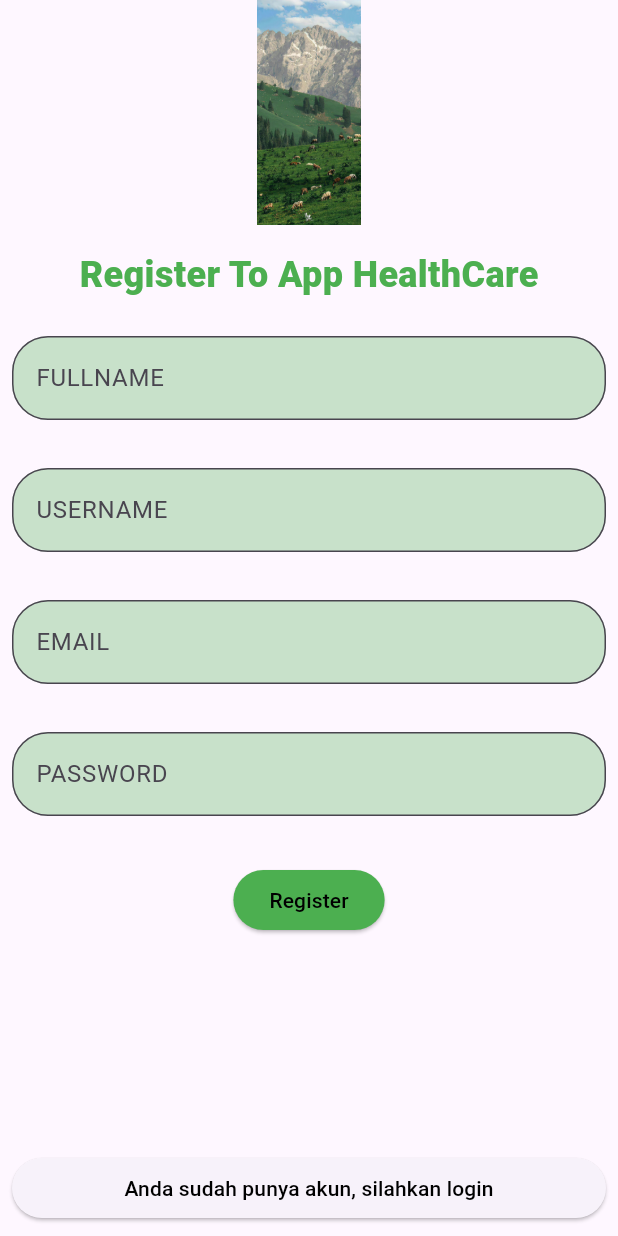
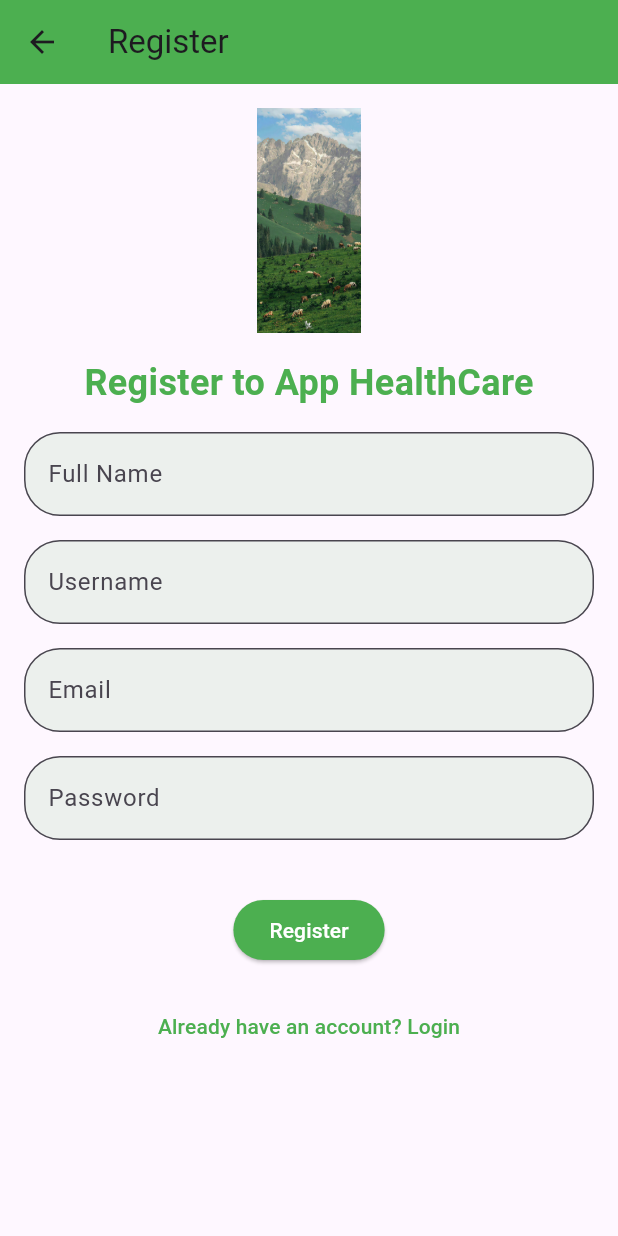
Before and after one commit to MatoriRona/healthy, a Flutter app: the RegisterPage screen opened directly, after a tap on "Register", on a phone screen of 412 x 824 dp. Run offline on Flutter 3.47's test engine with Material 3 defaults, Android fonts, the phone set to English and light mode, and no system bars; our stand-ins replace shared_preferences; accounts and stored records are empty; network calls fail.

```diff
--- a/lib/api/constan.dart
+++ b/lib/api/constan.dart
@@ -1,15 +1,15 @@
 class BaseUrl {
-  static String koneksi            = "http://192.168.1.4/healthyDb/koneksi.php";
-  static String login              = "http://192.168.1.4/healthyDb/login.php";
-  static String register           = "http://192.168.1.4/healthyDb/register.php";
-  static String getBerita          = "http://192.168.1.4/healthyDb/getBerita.php";
-  static String gambar             = "http://192.168.1.4/healthyDb/gambar/";
-  static String ReadPegawai        = "http://192.168.1.4/healthyDb/getPegawai.php";
-  static String DeletePegawai      = "http://192.168.1.4/healthyDb/deletePegawai.php";
-  static String insertPegawai      = "http://192.168.1.4/healthyDb/insertPegawai.php";
-  static String updatePegawai      = "http://192.168.1.4/healthyDb/updatePegawai.php";
-  static String updateUser         = "http://192.168.1.4/healthyDb/updateUser.php";
-  static String getUser            = "http://192.168.1.4/healthyDb/getUser.php";
+  static String koneksi            = "http://192.168.1.8/healthyDb/healthyDb/koneksi.php";
+  static String login              = "http://192.168.1.8/healthyDb/healthyDb/login.php";
+  static String register           = "http://192.168.1.8/healthyDb/healthyDb/register.php";
+  static String getBerita          = "http://192.168.1.8/healthyDb/healthyDb/getBerita.php";
+  static String gambar             = "http://192.168.1.8/healthyDb/healthyDb/gambar/";
+  static String ReadPegawai        = "http://192.168.1.8/healthyDb/healthyDb/getPegawai.php";
+  static String DeletePegawai      = "http://192.168.1.8/healthyDb/healthyDb/deletePegawai.php";
+  static String insertPegawai      = "http://192.168.1.8/healthyDb/healthyDb/insertPegawai.php";
+  static String updatePegawai      = "http://192.168.1.8/healthyDb/healthyDb/updatePegawai.php";
+  static String updateUser         = "http://192.168.1.8/healthyDb/healthyDb/updateUser.php";
+  static String getUser            = "http://192.168.1.8/healthyDb/healthyDb/getUser.php";
   // static String edituser        = "http://192.168.1.15/healthyDb/editUser.php";
   // static String DeletePegawai   = "http://192.168.1.15/healthyDb/DeletePegawai.php";
   // static String GetUser         = "http://192.168.1.15/healthyDb/getUser.php";
--- a/lib/main.dart
+++ b/lib/main.dart
@@ -1,5 +1,6 @@
 import 'package:flutter/material.dart';
 import 'package:healthy/ui/login_page.dart';
+import 'package:healthy/ui/menu.dart';
 
 void main() {
   runApp(const MyApp());
--- a/lib/ui/register_page.dart
+++ b/lib/ui/register_page.dart
@@ -1,9 +1,7 @@
 import 'dart:convert';
-
 import 'package:flutter/material.dart';
-import 'package:healthy/api/constan.dart';
-import 'package:healthy/ui/login_page.dart';
 import 'package:http/http.dart' as http;
+import 'package:healthy/ui/login_page.dart'; // Sesuaikan dengan rute login page
 
 class RegisterPage extends StatefulWidget {
   const RegisterPage({Key? key}) : super(key: key);
@@ -18,12 +16,12 @@ class _RegisterPageState extends State<RegisterPage> {
   final TextEditingController _emailController = TextEditingController();
   final TextEditingController _passwordController = TextEditingController();
 
+  // URL API untuk register
+  final String _url = "http://192.168.1.8/healthyDb/healthyDb/register.php"; // Ganti dengan URL server Anda
+
   Future<void> _registerUser() async {
-    final url = BaseUrl.register;
-
-    try {
     final response = await http.post(
-        Uri.parse(url),
+      Uri.parse(_url),
       body: {
         'fullname': _fullnameController.text,
         'username': _usernameController.text,
@@ -33,15 +31,14 @@ class _RegisterPageState extends State<RegisterPage> {
     );
 
     final responseData = json.decode(response.body);
-
     if (responseData['value'] == 1) {
-        // Registrasi berhasil, navigasi ke halaman login
+      // Jika berhasil registrasi, pindah ke halaman login
       Navigator.pushReplacement(
         context,
         MaterialPageRoute(builder: (context) => const LoginPage()),
       );
     } else {
-        // Registrasi gagal, tampilkan pesan kesalahan
+      // Jika gagal, tampilkan pesan error
       ScaffoldMessenger.of(context).showSnackBar(
         SnackBar(
           content: Text(responseData['message']),
@@ -49,127 +46,70 @@ class _RegisterPageState extends State<RegisterPage> {
         ),
       );
     }
-    } catch (error) {
-      print('Error registering: $error');
-      // Handle error
-    }
   }
 
   @override
   Widget build(BuildContext context) {
     return Scaffold(
+      appBar: AppBar(
+        title: const Text('Register'),
+        backgroundColor: Colors.green,
+      ),
       body: SingleChildScrollView(
+        child: Padding(
+          padding: const EdgeInsets.all(16.0),
           child: Column(
-          crossAxisAlignment: CrossAxisAlignment.center,
-          mainAxisAlignment: MainAxisAlignment.center,
             children: [
-            const Center(
-              child: Image(
+              const Image(
                 image: AssetImage("images/splash.jpeg"),
                 height: 150,
               ),
+              const SizedBox(height: 16),
+              const Text(
+                "Register to App HealthCare",
+                style: TextStyle(color: Colors.green, fontSize: 24, fontWeight: FontWeight.bold),
               ),
               const SizedBox(height: 16),
-            const Text(
-              "Register To App HealthCare",
-              style: TextStyle(
-                color: Colors.green,
-                fontSize: 24,
-                fontWeight: FontWeight.w800,
-              ),
+              _buildTextField(_fullnameController, 'Full Name'),
+              _buildTextField(_usernameController, 'Username'),
+              _buildTextField(_emailController, 'Email'),
+              _buildTextField(_passwordController, 'Password', obscureText: true),
+              const SizedBox(height: 20),
+              ElevatedButton(
+                onPressed: _registerUser,
+                style: ElevatedButton.styleFrom(backgroundColor: Colors.green),
+                child: const Text("Register", style: TextStyle(color: Colors.white)),
               ),
               const SizedBox(height: 16),
-            Padding(
-              padding: const EdgeInsets.all(8.0),
-              child: TextFormField(
-                controller: _fullnameController,
-                decoration: InputDecoration(
-                  fillColor: Colors.green.withOpacity(0.3),
-                  filled: true,
-                  hintText: "FULLNAME",
-                  border: const OutlineInputBorder(
-                    borderRadius: BorderRadius.all(Radius.circular(24)),
-                  ),
-                ),
-              ),
-            ),
-            const SizedBox(height: 16),
-            Padding(
-              padding: const EdgeInsets.all(8.0),
-              child: TextFormField(
-                controller: _usernameController,
-                decoration: InputDecoration(
-                  fillColor: Colors.green.withOpacity(0.3),
-                  filled: true,
-                  hintText: "USERNAME",
-                  border: const OutlineInputBorder(
-                    borderRadius: BorderRadius.all(Radius.circular(24)),
-                  ),
-                ),
-              ),
-            ),
-            const SizedBox(height: 16),
-            Padding(
-              padding: const EdgeInsets.all(8.0),
-              child: TextFormField(
-                controller: _emailController,
-                decoration: InputDecoration(
-                  fillColor: Colors.green.withOpacity(0.3),
-                  filled: true,
-                  hintText: "EMAIL",
-                  border: const OutlineInputBorder(
-                    borderRadius: BorderRadius.all(Radius.circular(24)),
-                  ),
-                ),
-              ),
-            ),
-            const SizedBox(height: 16),
-            Padding(
-              padding: const EdgeInsets.all(8.0),
-              child: TextFormField(
-                controller: _passwordController,
-                decoration: InputDecoration(
-                  fillColor: Colors.green.withOpacity(0.3),
-                  filled: true,
-                  hintText: "PASSWORD",
-                  border: const OutlineInputBorder(
-                    borderRadius: BorderRadius.all(Radius.circular(24)),
-                  ),
-                ),
-              ),
-            ),
-            const SizedBox(height: 16),
-            Padding(
-              padding: const EdgeInsets.all(8.0),
-              child: ElevatedButton(
-                style: ElevatedButton.styleFrom(
-                  backgroundColor: Colors.green
-                ),
-                onPressed: _registerUser,
-                child: const Text(
-                  "Register",
-                  style: TextStyle(color: Colors.black),
-                ),
-              ),
-            ),
-          ],
-        ),
-      ),
-      bottomNavigationBar: Padding(
-        padding: const EdgeInsets.all(8.0),
-        child: ElevatedButton(
+              TextButton(
                 onPressed: () {
                   Navigator.push(
                     context,
                     MaterialPageRoute(builder: (context) => const LoginPage()),
                   );
                 },
-          child: const Text(
-            "Anda sudah punya akun, silahkan login",
-            style: TextStyle(color: Colors.black),
+                child: const Text('Already have an account? Login', style: TextStyle(color: Colors.green)),
+              ),
+            ],
           ),
         ),
       ),
     );
   }
+
+  Widget _buildTextField(TextEditingController controller, String label, {bool obscureText = false}) {
+    return Padding(
+      padding: const EdgeInsets.only(bottom: 16.0),
+      child: TextField(
+        controller: controller,
+        obscureText: obscureText,
+        decoration: InputDecoration(
+          labelText: label,
+          filled: true,
+          fillColor: Colors.green.withOpacity(0.1),
+          border: OutlineInputBorder(borderRadius: BorderRadius.circular(24)),
+        ),
+      ),
+    );
   }
+}
```
Also changed, not shown: pubspec.lock, 1 other file. Lines whose indentation alone changed are shown as unchanged.
